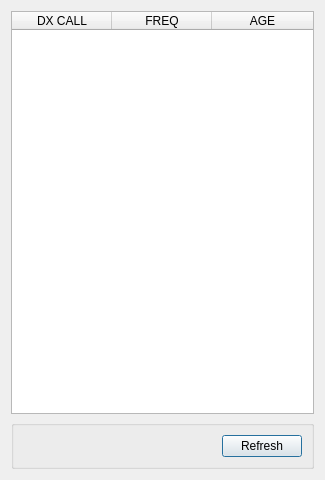
First picture: the form in rbndialog.ui, repository guitarpicva/RPiKeyerTerm, before the edit.
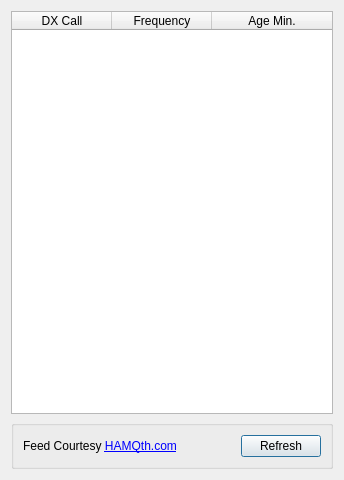
Second picture: the form after the edit.

Commit message: add hamqth.com courtesy label to RBN dialog

```diff
--- a/rbndialog.ui
+++ b/rbndialog.ui
@@ -6,7 +6,7 @@
    <rect>
     <x>0</x>
     <y>0</y>
-    <width>325</width>
+    <width>344</width>
     <height>480</height>
    </rect>
   </property>
@@ -51,7 +51,7 @@
      </attribute>
      <column>
       <property name="text">
-       <string notr="true">DX CALL</string>
+       <string notr="true">DX Call</string>
       </property>
       <property name="toolTip">
        <string notr="true"/>
@@ -62,7 +62,7 @@
      </column>
      <column>
       <property name="text">
-       <string notr="true">FREQ</string>
+       <string notr="true">Frequency</string>
       </property>
       <property name="toolTip">
        <string notr="true"/>
@@ -73,7 +73,7 @@
      </column>
      <column>
       <property name="text">
-       <string notr="true">AGE</string>
+       <string notr="true">Age Min.</string>
       </property>
       <property name="toolTip">
        <string notr="true"/>
@@ -90,6 +90,19 @@
       <string/>
      </property>
      <layout class="QHBoxLayout" name="horizontalLayout">
+      <item>
+       <widget class="QLabel" name="label">
+        <property name="text">
+         <string>&lt;html&gt;&lt;head/&gt;&lt;body&gt;&lt;p&gt;Feed Courtesy &lt;a href=https://www.hamqth.com/dxcluster.php#rbn&gt;HAMQth.com&lt;/body&gt;&lt;/html&gt;</string>
+        </property>
+        <property name="openExternalLinks">
+         <bool>true</bool>
+        </property>
+        <property name="textInteractionFlags">
+         <set>Qt::LinksAccessibleByMouse|Qt::TextSelectableByMouse</set>
+        </property>
+       </widget>
+      </item>
       <item>
        <spacer name="horizontalSpacer">
         <property name="orientation">
@@ -97,7 +110,7 @@
         </property>
         <property name="sizeHint" stdset="0">
          <size>
-          <width>40</width>
+          <width>5</width>
           <height>20</height>
          </size>
         </property>
```
The commit also changes 2 other files.
